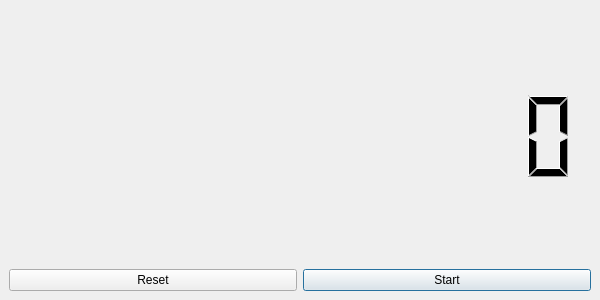
Before: the Qt Designer form gui.ui in taketake25/Laptimer, drawn with Qt 5.
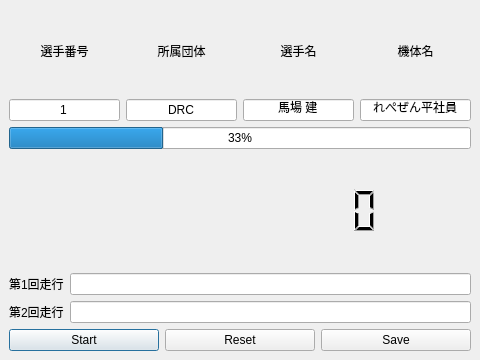
After: the same form once the commit is applied.

Commit message: make practical gui prototype

```diff
--- a/gui.ui
+++ b/gui.ui
@@ -6,44 +6,243 @@
    <rect>
     <x>0</x>
     <y>0</y>
-    <width>600</width>
-    <height>300</height>
+    <width>480</width>
+    <height>360</height>
    </rect>
   </property>
+  <property name="sizePolicy">
+   <sizepolicy hsizetype="Preferred" vsizetype="Preferred">
+    <horstretch>0</horstretch>
+    <verstretch>0</verstretch>
+   </sizepolicy>
+  </property>
+  <property name="minimumSize">
+   <size>
+    <width>480</width>
+    <height>360</height>
+   </size>
+  </property>
+  <property name="maximumSize">
+   <size>
+    <width>16777215</width>
+    <height>16777215</height>
+   </size>
+  </property>
   <property name="windowTitle">
    <string>qt-stop-watch.py</string>
   </property>
   <widget class="QWidget" name="centralwidget">
-   <layout class="QGridLayout" name="gridLayout">
-    <item row="1" column="2">
-     <widget class="QPushButton" name="start">
-      <property name="text">
-       <string>Start</string>
-      </property>
-      <property name="default">
-       <bool>true</bool>
-      </property>
-     </widget>
-    </item>
-    <item row="1" column="1">
-     <widget class="QPushButton" name="reset">
-      <property name="text">
-       <string>Reset</string>
-      </property>
-     </widget>
-    </item>
-    <item row="0" column="1" colspan="2">
-     <widget class="QLCDNumber" name="lcd">
-      <property name="frameShape">
-       <enum>QFrame::NoFrame</enum>
-      </property>
-      <property name="smallDecimalPoint">
-       <bool>true</bool>
-      </property>
-      <property name="digitCount">
-       <number>10</number>
-      </property>
-     </widget>
+   <property name="sizePolicy">
+    <sizepolicy hsizetype="Maximum" vsizetype="Preferred">
+     <horstretch>0</horstretch>
+     <verstretch>0</verstretch>
+    </sizepolicy>
+   </property>
+   <property name="minimumSize">
+    <size>
+     <width>400</width>
+     <height>300</height>
+    </size>
+   </property>
+   <property name="mouseTracking">
+    <bool>false</bool>
+   </property>
+   <property name="autoFillBackground">
+    <bool>false</bool>
+   </property>
+   <layout class="QHBoxLayout" name="horizontalLayout_2">
+    <item>
+     <layout class="QVBoxLayout" name="verticalLayout_3">
+      <item>
+       <layout class="QGridLayout" name="gridLayout">
+        <property name="sizeConstraint">
+         <enum>QLayout::SetDefaultConstraint</enum>
+        </property>
+        <item row="0" column="0">
+         <widget class="QLabel" name="keyLabel">
+          <property name="text">
+           <string>選手番号</string>
+          </property>
+          <property name="alignment">
+           <set>Qt::AlignCenter</set>
+          </property>
+         </widget>
+        </item>
+        <item row="1" column="0">
+         <widget class="QLineEdit" name="key">
+          <property name="text">
+           <string>1</string>
+          </property>
+          <property name="alignment">
+           <set>Qt::AlignCenter</set>
+          </property>
+         </widget>
+        </item>
+        <item row="0" column="1">
+         <widget class="QLabel" name="groupLabel">
+          <property name="text">
+           <string>所属団体</string>
+          </property>
+          <property name="alignment">
+           <set>Qt::AlignCenter</set>
+          </property>
+         </widget>
+        </item>
+        <item row="1" column="1">
+         <widget class="QLineEdit" name="group">
+          <property name="text">
+           <string>DRC</string>
+          </property>
+          <property name="alignment">
+           <set>Qt::AlignCenter</set>
+          </property>
+         </widget>
+        </item>
+        <item row="1" column="2">
+         <widget class="QLineEdit" name="name">
+          <property name="text">
+           <string>馬場 建</string>
+          </property>
+          <property name="alignment">
+           <set>Qt::AlignCenter</set>
+          </property>
+         </widget>
+        </item>
+        <item row="1" column="3">
+         <widget class="QLineEdit" name="machineName">
+          <property name="text">
+           <string>れぺぜん平社員</string>
+          </property>
+          <property name="alignment">
+           <set>Qt::AlignCenter</set>
+          </property>
+         </widget>
+        </item>
+        <item row="0" column="2">
+         <widget class="QLabel" name="nameLabel">
+          <property name="text">
+           <string>選手名</string>
+          </property>
+          <property name="alignment">
+           <set>Qt::AlignCenter</set>
+          </property>
+         </widget>
+        </item>
+        <item row="0" column="3">
+         <widget class="QLabel" name="machineNameLabel">
+          <property name="text">
+           <string>機体名</string>
+          </property>
+          <property name="alignment">
+           <set>Qt::AlignCenter</set>
+          </property>
+         </widget>
+        </item>
+       </layout>
+      </item>
+      <item>
+       <widget class="QProgressBar" name="timeLimit">
+        <property name="maximum">
+         <number>180</number>
+        </property>
+        <property name="value">
+         <number>60</number>
+        </property>
+        <property name="invertedAppearance">
+         <bool>false</bool>
+        </property>
+        <property name="format">
+         <string>%p%</string>
+        </property>
+       </widget>
+      </item>
+      <item alignment="Qt::AlignHCenter|Qt::AlignVCenter">
+       <widget class="QLCDNumber" name="currentTime">
+        <property name="enabled">
+         <bool>true</bool>
+        </property>
+        <property name="sizePolicy">
+         <sizepolicy hsizetype="Expanding" vsizetype="Expanding">
+          <horstretch>0</horstretch>
+          <verstretch>0</verstretch>
+         </sizepolicy>
+        </property>
+        <property name="minimumSize">
+         <size>
+          <width>300</width>
+          <height>69</height>
+         </size>
+        </property>
+        <property name="maximumSize">
+         <size>
+          <width>16777215</width>
+          <height>16777215</height>
+         </size>
+        </property>
+        <property name="frameShape">
+         <enum>QFrame::NoFrame</enum>
+        </property>
+        <property name="smallDecimalPoint">
+         <bool>true</bool>
+        </property>
+        <property name="digitCount">
+         <number>10</number>
+        </property>
+       </widget>
+      </item>
+      <item>
+       <layout class="QGridLayout" name="gridLayout_2">
+        <item row="0" column="0">
+         <widget class="QLabel" name="firstTime">
+          <property name="text">
+           <string>第1回走行</string>
+          </property>
+         </widget>
+        </item>
+        <item row="0" column="1">
+         <widget class="QLineEdit" name="firstTimeVal"/>
+        </item>
+        <item row="1" column="0">
+         <widget class="QLabel" name="secondTime">
+          <property name="text">
+           <string>第2回走行</string>
+          </property>
+         </widget>
+        </item>
+        <item row="1" column="1">
+         <widget class="QLineEdit" name="secondTimeVal"/>
+        </item>
+       </layout>
+      </item>
+      <item>
+       <layout class="QHBoxLayout" name="horizontalLayout_3">
+        <item>
+         <widget class="QPushButton" name="start">
+          <property name="text">
+           <string>Start</string>
+          </property>
+          <property name="default">
+           <bool>true</bool>
+          </property>
+         </widget>
+        </item>
+        <item>
+         <widget class="QPushButton" name="reset">
+          <property name="text">
+           <string>Reset</string>
+          </property>
+         </widget>
+        </item>
+        <item>
+         <widget class="QPushButton" name="save">
+          <property name="text">
+           <string>Save</string>
+          </property>
+         </widget>
+        </item>
+       </layout>
+      </item>
+     </layout>
     </item>
    </layout>
   </widget>
```
Left out of the diff: 2 changed lines with no effect on the pictures.
